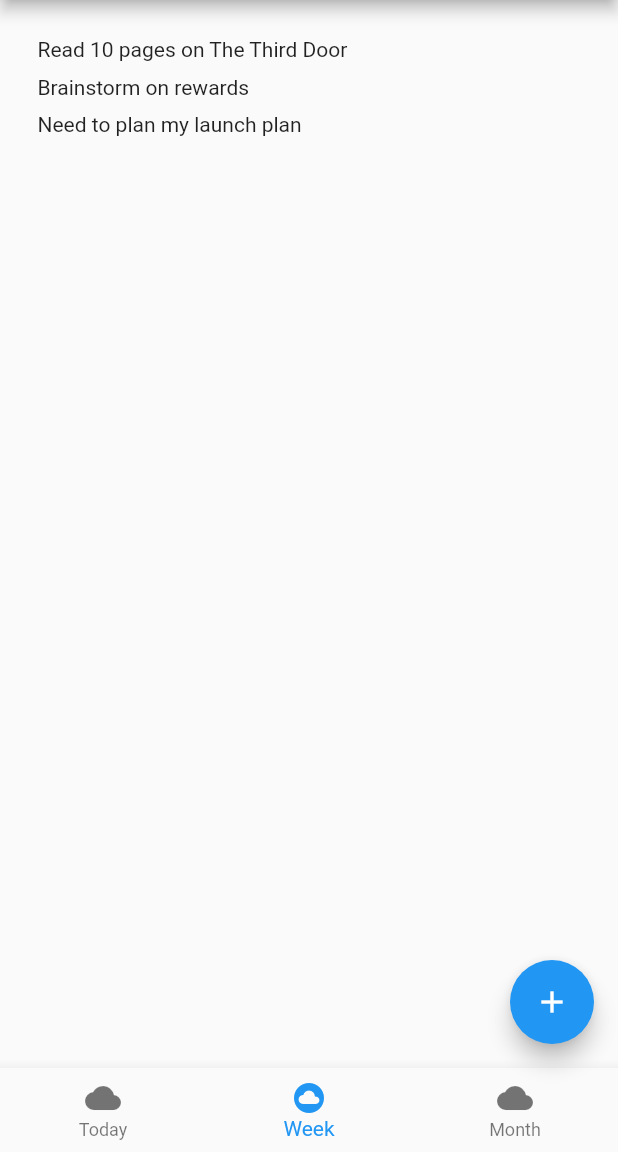
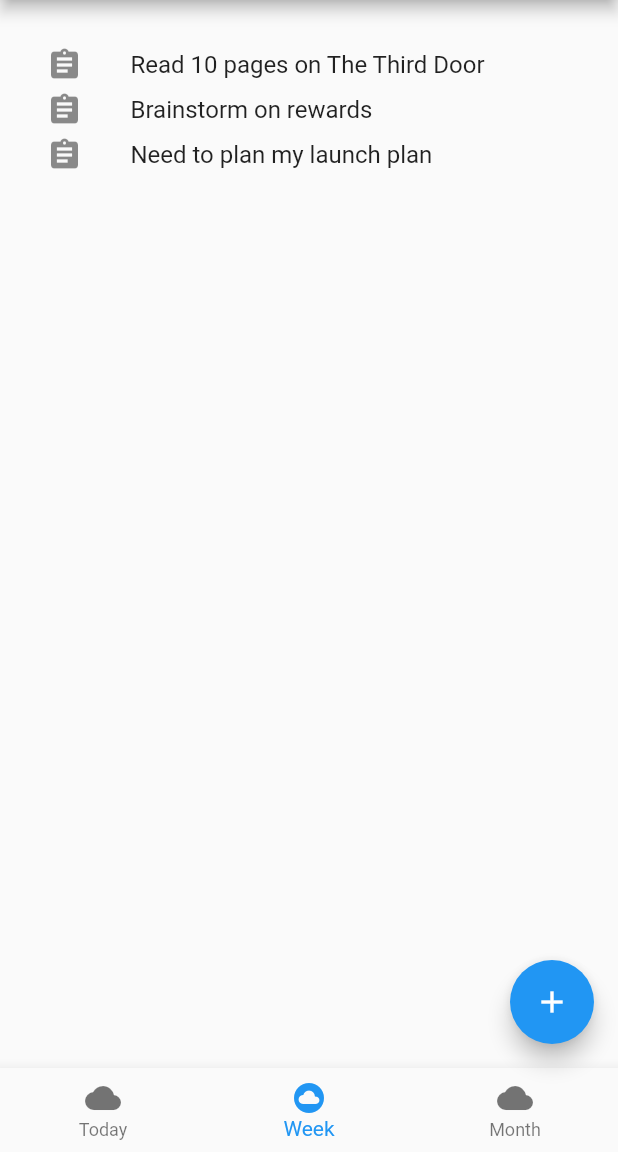
Before and after one commit to hustlebar/focus, a Flutter app: the WeeklyPage screen opened by its route, on a phone screen of 412 x 824 dp, the part 84-1236 px from its top. Run offline on Flutter 3.47's test engine with Material 2 defaults, Android fonts, the phone set to English and light mode, and no system bars.

```diff
--- a/lib/src/pages/weekly.dart
+++ b/lib/src/pages/weekly.dart
@@ -50,17 +50,21 @@ class WeeklyPageState extends State<WeeklyPage> {
 
   Widget _buildList(BuildContext context) {
     return ListView.builder(
-      padding: const EdgeInsets.all(25.0),
-      itemExtent: 25.0,
+      padding: const EdgeInsets.all(15.0),
+      itemExtent: 30.0,
       itemCount: tasks.length,
       itemBuilder: (BuildContext context, int index) {
+
         return _buildRow(tasks[index]);
       }
     );
   }
 
   Widget _buildRow(Task task) {
-    return Text(task.title);
+    return ListTile(
+      leading: const Icon(Icons.assignment),
+      title: Text(task.title),
+    );
   }
 
   void _onPressed(BuildContext context) {
```
